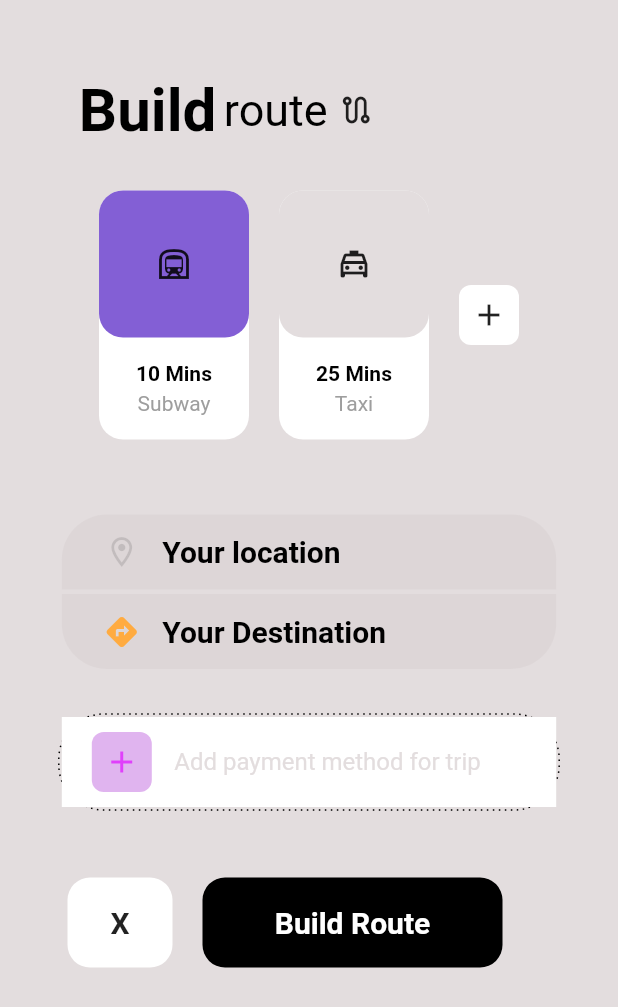
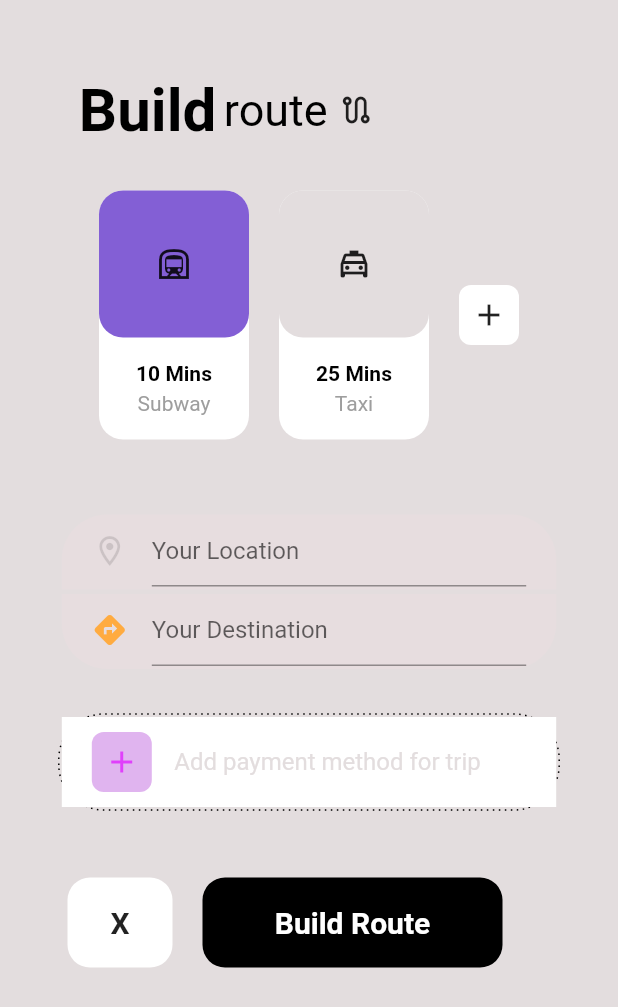
Before and after one commit to DroneCodes/routedriver, a Flutter app: the BuildRoute screen opened directly, on a phone screen of 412 x 824 dp. Shown: the top 1007 px of the screen. Run offline on Flutter 3.47's test engine with Material 2 defaults, Android fonts, the phone set to English and light mode, and no system bars; drawn by our look-alikes of dotted_border; network calls fail.

Commit message:
Changes to code

```diff
--- a/lib/directions/background.dart
+++ b/lib/directions/background.dart
@@ -0,0 +1,14 @@
+import 'package:flutter/material.dart';
+
+class BackgroundImage extends StatelessWidget {
+
+  @override
+  Widget build(BuildContext context) {
+    Size size = MediaQuery.of(context).size;
+    return Container(
+      width: size.width,
+      height: size.height,
+      child: Image.asset("assets/images/location.png"),
+    );
+  }
+}
--- a/lib/directions/direction.dart
+++ b/lib/directions/direction.dart
@@ -0,0 +1,12 @@
+import 'package:flutter/material.dart';
+import 'package:routedriver/directions/background.dart';
+
+class Directions extends StatelessWidget {
+
+  @override
+  Widget build(BuildContext context) {
+    return Scaffold(
+      body: BackgroundImage(),
+    );
+  }
+}
--- a/lib/route/route.dart
+++ b/lib/route/route.dart
@@ -2,6 +2,9 @@
 import 'package:dotted_border/dotted_border.dart';
 import 'package:flutter/cupertino.dart';
 import 'package:flutter/material.dart';
+import 'package:routedriver/directions/direction.dart';
+import 'package:routedriver/route/textfield/destinationtext.dart';
+import 'package:routedriver/route/textfield/textfield.dart';
 
 class BuildRoute extends StatelessWidget {
 
@@ -17,7 +20,7 @@ class BuildRoute extends StatelessWidget {
             mainAxisAlignment: MainAxisAlignment.start,
             children: <Widget>[
               Container(
-                padding: EdgeInsets.only(right: 110, top: 40),
+                padding: EdgeInsets.only(right: 110, top: 40 ),
                 child: Row(
                   mainAxisSize: MainAxisSize.min,
                   mainAxisAlignment: MainAxisAlignment.center,
@@ -138,66 +141,71 @@ class BuildRoute extends StatelessWidget {
                 height: 50,
               ),
 
-              Container(
-                padding: EdgeInsets.only(left: 20, right: 20),
-                width: size.width * 0.8,
-                decoration: BoxDecoration(
-                  borderRadius: BorderRadius.only(
-                      topRight: Radius.circular(30),
-                      topLeft: Radius.circular(30)),
-                  color: Color.fromARGB(206, 220, 213, 214),
-                ),
-                height: 50,
-                child: Padding(
-                  padding: const EdgeInsets.all(8.0),
-                  child: Row(
-                    mainAxisAlignment: MainAxisAlignment.start,
-                    children: [
-                      Icon(Icons.location_on_outlined, color: Colors.black12),
-                      SizedBox(
-                        width: 15,
-                      ),
-                      Text("Your location", style: TextStyle(fontWeight: FontWeight.bold, fontSize: 20, color: Colors.black),),
-                      SizedBox(
-                        width: 30,
-                      ),
-                    ],
-                  ),
-                ),
-              ),
+              // Location input field change to TextField
+              // TODO: Change this to a Rounded at the top input field
+              // Container(
+              //   padding: EdgeInsets.only(left: 20, right: 20),
+              //   width: size.width * 0.8,
+              //   decoration: BoxDecoration(
+              //     borderRadius: BorderRadius.only(
+              //         topRight: Radius.circular(30),
+              //         topLeft: Radius.circular(30)),
+              //     color: Color.fromARGB(206, 220, 213, 214),
+              //   ),
+              //   height: 50,
+              //   child: Padding(
+              //     padding: const EdgeInsets.all(8.0),
+              //     child: Row(
+              //       mainAxisAlignment: MainAxisAlignment.start,
+              //       children: [
+              //         Icon(Icons.location_on_outlined, color: Colors.black12),
+              //         SizedBox(
+              //           width: 15,
+              //         ),
+              //         Text("Your location", style: TextStyle(fontWeight: FontWeight.bold, fontSize: 20, color: Colors.black),),
+              //         SizedBox(
+              //           width: 30,
+              //         ),
+              //       ],
+              //     ),
+              //   ),
+              // ),
+
+              InputTextField(onChanged: (value) {}, hintText: "Your Location", icon: Icons.location_on_outlined),
 
               SizedBox(
                 height: 3,
               ),
 
-              Container(
-                padding: EdgeInsets.only(left: 20, right: 20),
-                width: size.width * 0.8,
-                decoration: BoxDecoration(
-                  borderRadius: BorderRadius.only(
-                      bottomRight: Radius.circular(30),
-                      bottomLeft: Radius.circular(30)),
-                  color: Color.fromARGB(206, 220, 213, 214),
-                ),
-                height: 50,
-                child: Padding(
-                  padding: const EdgeInsets.all(8.0),
-                  child: Row(
-                    mainAxisAlignment: MainAxisAlignment.start,
-                    children: [
-                      Icon(Icons.directions, color: Colors.orangeAccent),
-                      SizedBox(
-                        width: 15,
-                      ),
-                      Text("Your Destination", style: TextStyle(fontWeight: FontWeight.bold, fontSize: 20, color: Colors.black),),
-                      SizedBox(
-                        width: 30,
-                      ),
-                    ],
-                  ),
-                ),
-              ),
+              // Container(
+              //   padding: EdgeInsets.only(left: 20, right: 20),
+              //   width: size.width * 0.8,
+              //   decoration: BoxDecoration(
+              //     borderRadius: BorderRadius.only(
+              //         bottomRight: Radius.circular(30),
+              //         bottomLeft: Radius.circular(30)),
+              //     color: Color.fromARGB(206, 220, 213, 214),
+              //   ),
+              //   height: 50,
+              //   child: Padding(
+              //     padding: const EdgeInsets.all(8.0),
+              //     child: Row(
+              //       mainAxisAlignment: MainAxisAlignment.start,
+              //       children: [
+              //         Icon(Icons.directions, color: Colors.orangeAccent),
+              //         SizedBox(
+              //           width: 15,
+              //         ),
+              //         Text("Your Destination", style: TextStyle(fontWeight: FontWeight.bold, fontSize: 20, color: Colors.black),),
+              //         SizedBox(
+              //           width: 30,
+              //         ),
+              //       ],
+              //     ),
+              //   ),
+              // ),
 
+              DestinationText(onChanged: (value) {}, hintText: "Your Destination", icon: Icons.directions),
               SizedBox(
                 height: 30,
               ),
@@ -265,7 +273,14 @@ class BuildRoute extends StatelessWidget {
                     width: 20,
                   ),
 
-                  Container(
+                  InkWell(
+                    onTap: () {
+                      Navigator.push(context,
+                          MaterialPageRoute(builder: (context) {
+                            return Directions();
+                          }));
+                    },
+                    child: Container(
                       margin: const EdgeInsets.symmetric(vertical: 15),
                       height: 60,
                       width: 200,
@@ -275,6 +290,7 @@ class BuildRoute extends StatelessWidget {
                         ),
                         child:
                         Center(child: const Text("Build Route", style: TextStyle(color: Colors.white, fontSize: 20, fontWeight: FontWeight.bold),))),
+                  ),
                 ],
               )
             ],
--- a/lib/route/textfield/destinationcontainer.dart
+++ b/lib/route/textfield/destinationcontainer.dart
@@ -0,0 +1,24 @@
+import 'package:flutter/material.dart';
+
+class DestinationContainer extends StatelessWidget {
+  final Widget child;
+
+  DestinationContainer({required this.child});
+
+  @override
+  Widget build(BuildContext context) {
+    Size size = MediaQuery.of(context).size;
+    return Container(
+      padding: EdgeInsets.only(left: 20, right: 20),
+      width: size.width * 0.8,
+      decoration: BoxDecoration(
+        borderRadius: BorderRadius.only(
+            bottomRight: Radius.circular(30),
+            bottomLeft: Radius.circular(30)),
+        color: Color.fromARGB(240, 231, 221, 223),),
+      height: 50,
+
+      child: child,
+    );
+  }
+}
--- a/lib/route/textfield/destinationtext.dart
+++ b/lib/route/textfield/destinationtext.dart
@@ -0,0 +1,31 @@
+import 'package:flutter/material.dart';
+import 'package:routedriver/route/textfield/destinationcontainer.dart';
+class DestinationText extends StatelessWidget {
+
+  final ValueChanged<String> onChanged;
+  final String hintText;
+  final IconData icon;
+
+  const DestinationText({
+    Key? key,
+    required this.onChanged,
+    required this.hintText,
+    required this.icon
+  }) : super(key: key);
+
+  @override
+  Widget build(BuildContext context) {
+    return DestinationContainer(
+      child: TextField(
+        onChanged: onChanged,
+        decoration: InputDecoration(
+          icon: Icon(
+            icon,
+            color: Colors.orangeAccent,
+          ),
+          hintText: hintText,
+        ),
+      ),
+    );
+  }
+}
--- a/lib/route/textfield/inputcontainer.dart
+++ b/lib/route/textfield/inputcontainer.dart
@@ -0,0 +1,24 @@
+import 'package:flutter/material.dart';
+
+class TextFieldContainer extends StatelessWidget {
+  final Widget child;
+
+  TextFieldContainer({required this.child});
+
+  @override
+  Widget build(BuildContext context) {
+      Size size = MediaQuery.of(context).size;
+    return Container(
+      padding: EdgeInsets.only(left: 20, right: 20),
+       width: size.width * 0.8,
+       decoration: BoxDecoration(
+       borderRadius: BorderRadius.only(
+       topRight: Radius.circular(30),
+       topLeft: Radius.circular(30)),
+       color: Color.fromARGB(240, 231, 221, 223),),
+       height: 50,
+
+      child: child,
+    );
+  }
+}
--- a/lib/route/textfield/textfield.dart
+++ b/lib/route/textfield/textfield.dart
@@ -0,0 +1,64 @@
+import 'package:flutter/material.dart';
+import 'package:routedriver/route/textfield/inputcontainer.dart';
+
+
+class InputTextField extends StatelessWidget {
+
+  final ValueChanged<String> onChanged;
+  final String hintText;
+  final IconData icon;
+
+  const InputTextField({
+    Key? key,
+    required this.onChanged,
+    required this.hintText,
+    required this.icon
+  }) : super(key: key);
+
+  @override
+  Widget build(BuildContext context) {
+    return TextFieldContainer(
+      child: TextField(
+        onChanged: onChanged,
+        decoration: InputDecoration(
+          icon: Icon(
+            icon,
+            color: Colors.black12,
+          ),
+          hintText: hintText,
+        ),
+      ),
+    );
+  }
+}
+
+
+
+//
+// Container(
+//     padding: EdgeInsets.only(left: 20, right: 20),
+//     width: size.width * 0.8,
+//     decoration: BoxDecoration(
+//     borderRadius: BorderRadius.only(
+//     topRight: Radius.circular(30),
+//     topLeft: Radius.circular(30)),
+//     color: Color.fromARGB(206, 220, 213, 214),
+//     ),
+//     height: 50,
+//     child: Padding(
+//     padding: const EdgeInsets.all(8.0),
+//     child: Row(
+//     mainAxisAlignment: MainAxisAlignment.start,
+//     children: [
+//     Icon(Icons.location_on_outlined, color: Colors.black12),
+//     SizedBox(
+//     width: 15,
+//     ),
+//     Text("Your location", style: TextStyle(fontWeight: FontWeight.bold, fontSize: 20, color: Colors.black),),
+//     SizedBox(
+//     width: 30,
+//     ),
+//     ],
+//     ),
+//     ),
+//    ),
```
Lines whose indentation alone changed are shown as unchanged.
